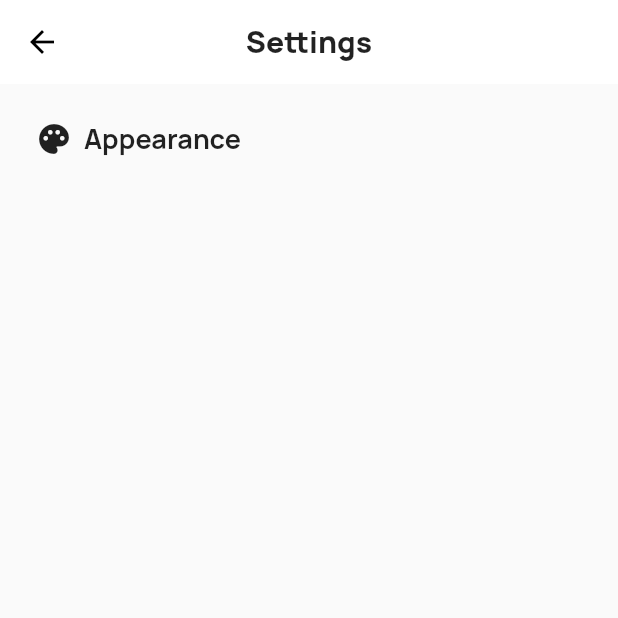
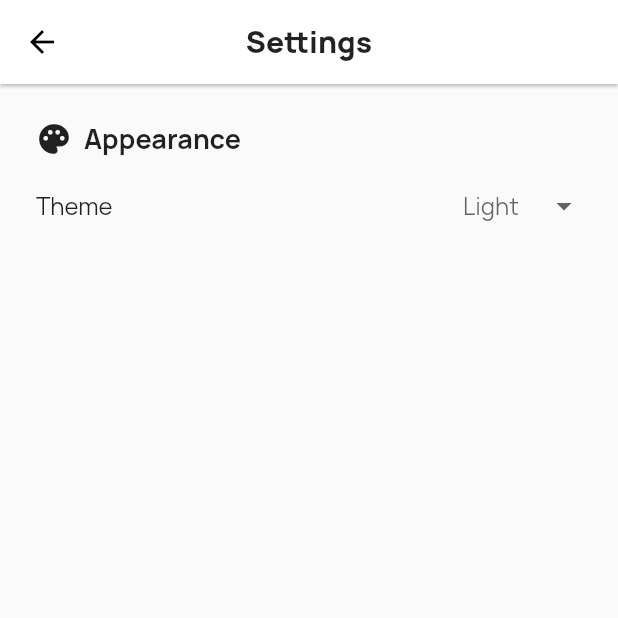
Before and after one commit to AutinMitra/2tp, a Flutter app: the screen it shows after launch, after a tap on the "settings" icon, on a phone screen of 412 x 824 dp, the top half of it. Run offline on Flutter 3.47's test engine with Material 2 defaults, Android fonts, the phone set to English and light mode, and no system bars; drawn by our look-alikes of oktoast; our stand-ins replace bloc, equatable, flutter_bloc, flutter_secure_storage, shared_preferences; missing offline and left inert: base32, qr_code_scanner.

```diff
--- a/lib/blocs/config/config_bloc.dart
+++ b/lib/blocs/config/config_bloc.dart
@@ -6,15 +6,30 @@ import 'config_event.dart';
 import 'config_state.dart';
 
 class ConfigBloc extends Bloc<ConfigEvent, ConfigState> {
-  int darkModeOn = 0;
 
   @override
   Stream<ConfigState> mapEventToState(ConfigEvent event) async* {
+    if(event is ChangeConfigEvent) {
+      yield* mapChangeConfigEventToState(event);
+    } else if(event is FetchConfigEvent) {
+      yield* mapFetchConfigEventToState(event);
+    }
+  }
+
+  Stream<ConfigState> mapChangeConfigEventToState(ChangeConfigEvent event) async* {
     try {
-      if(event is ChangeDarkMode) {
-        TwoTPUtils.prefs.setInt("darkModeOn", event.value);
-        yield ChangedConfigState(event.value);
-      }
+      TwoTPUtils.prefs.setInt(TwoTPUtils.darkModePrefs, event.value);
+      yield ChangedConfigState(event.value);
+    } catch(error, trace) {
+      print('$error $trace');
+      yield ErrorConfigState(error.message);
+    }
+  }
+
+  Stream<ConfigState> mapFetchConfigEventToState(FetchConfigEvent event) async* {
+    try {
+      int darkMode = TwoTPUtils.prefs.getInt(TwoTPUtils.darkModePrefs);
+      yield ChangedConfigState(darkMode);
     } catch(error, trace) {
       print('$error $trace');
       yield ErrorConfigState(error.message);
--- a/lib/blocs/config/config_event.dart
+++ b/lib/blocs/config/config_event.dart
@@ -3,12 +3,10 @@ import 'package:flutter/material.dart';
 @immutable
 abstract class ConfigEvent {}
 
-class ChangeDarkMode extends ConfigEvent {
-  static const int LIGHT_MODE = 0;
-  static const int DARK_MODE = 1;
-  static const int FOLLOW_SYSTEM = 2;
-
+class ChangeConfigEvent extends ConfigEvent {
   final int value;
 
-  ChangeDarkMode(this.value) : assert(value >= 0 && value <= 2);
+  ChangeConfigEvent(this.value) : assert(value >= 0 && value <= 2);
 }
+
+class FetchConfigEvent extends ConfigEvent { }
--- a/lib/blocs/config/config_state.dart
+++ b/lib/blocs/config/config_state.dart
@@ -13,12 +13,7 @@ abstract class ConfigState extends Equatable {
 }
 
 // Uninitialized Configuration
-class UnitConfigState extends ConfigState {
-  @override
-  String toString() {
-    return "UnitConfigState";
-  }
-}
+class UnitConfigState extends ConfigState { }
 
 // Initialized config
 class ChangedConfigState extends ConfigState {
@@ -32,9 +27,4 @@ class ErrorConfigState extends ConfigState {
   final String error;
 
   ErrorConfigState(this.error);
-
-  @override
-  String toString() {
-    return "ErrorConfigState";
-  }
 }
--- a/lib/main.dart
+++ b/lib/main.dart
@@ -3,6 +3,7 @@ import 'package:flutter_bloc/flutter_bloc.dart';
 import 'package:oktoast/oktoast.dart';
 import 'package:shared_preferences/shared_preferences.dart';
 import 'package:twotp/blocs/config/config_bloc.dart';
+import 'package:twotp/blocs/config/config_event.dart';
 import 'package:twotp/blocs/config/config_state.dart';
 import 'package:twotp/blocs/totp/totp_bloc.dart';
 import 'package:twotp/blocs/totp/totp_event.dart';
@@ -28,16 +29,15 @@ class TwoTP extends StatefulWidget {
 }
 
 class _TwoTPState extends State<TwoTP> {
-//  TOTPItem sample = new TOTPItem("FJWBASJDHEKDFKSA", Uuid().v4(),
-//      accountName: "alice@bigCompany.com", issuer: "BigCompany");
-
   @override
   Widget build(BuildContext context) {
     // ignore: close_sinks
     final TOTPBloc totpBloc = BlocProvider.of<TOTPBloc>(context);
+    final ConfigBloc configBloc = BlocProvider.of<ConfigBloc>(context);
     // Load all of the data from storage before going to home
     totpBloc.add(FetchItemsEvent());
-//    while (totpBloc.items == null) sleep(new Duration(milliseconds: 10));
+    configBloc.add(FetchConfigEvent());
+
 
     // Configure theme settings
     return BlocBuilder<ConfigBloc, ConfigState>(builder: (context, state) {
--- a/lib/screens/advanced_totp.dart
+++ b/lib/screens/advanced_totp.dart
@@ -126,7 +126,7 @@ class _AdvancedTOTPPageState extends State<AdvancedTOTPPage> {
     ));
     return Scaffold(
       appBar: AppBar(
-        elevation: 8.0,
+        elevation: 1.0,
         centerTitle: true,
         backgroundColor: Theme
             .of(context)
--- a/lib/screens/edit_item.dart
+++ b/lib/screens/edit_item.dart
@@ -138,7 +138,7 @@ class _EditItemPageState extends State<EditItemPage> {
 
     return new Scaffold(
       appBar: AppBar(
-        elevation: 8.0,
+        elevation: 1.0,
         centerTitle: true,
         backgroundColor: Theme.of(context).backgroundColor,
         title: Text("Edit Item", style: TextStyles.appBarTitle),
--- a/lib/screens/home.dart
+++ b/lib/screens/home.dart
@@ -106,7 +106,6 @@ class _TOTPListState extends State<_TOTPList> {
   Widget build(BuildContext context) {
     // ignore: close_sinks
     final TOTPBloc totpBloc = BlocProvider.of<TOTPBloc>(context);
-
     return BlocBuilder<TOTPBloc, TOTPState>(builder: (context, state) {
       if (state is UnitTOTPState) {
         totpBloc.add(FetchItemsEvent());
@@ -128,7 +127,9 @@ class _TOTPListState extends State<_TOTPList> {
                           Text("Nothing added", style: TextStyles.bodyInfoH1)),
                   Center(
                     child: Text("Click the + to add a token",
-                          style: TextStyles.bodyInfoH2)),
+                      style: TextStyles.bodyInfoH2
+                    )
+                  ),
                   SizedBox(height: spacer)
                 ],
               ),
@@ -144,7 +145,7 @@ class _TOTPListState extends State<_TOTPList> {
             for (var item in state.items)
               Padding(
                 padding: EdgeInsets.fromLTRB(24, 0, 24, 18),
-                child: Hero(tag: item.toString(), child: TwoTPCard(item)),
+                child: Hero(tag: item.toString(), child: TwoTPCard(item, color: Color(0xFFff9900))),
               )
           ],
         );
--- a/lib/screens/settings.dart
+++ b/lib/screens/settings.dart
@@ -1,5 +1,9 @@
 import 'package:flutter/material.dart';
 import 'package:flutter/services.dart';
+import 'package:flutter_bloc/flutter_bloc.dart';
+import 'package:twotp/blocs/config/config_bloc.dart';
+import 'package:twotp/blocs/config/config_event.dart';
+import 'package:twotp/blocs/config/config_state.dart';
 import 'package:twotp/components/scroll_behaviors.dart';
 import 'package:twotp/theme/text_styles.dart';
 
@@ -9,6 +13,7 @@ class SettingsPage extends StatefulWidget {
 }
 
 class _SettingsPageState extends State<SettingsPage> {
+
   @override
   Widget build(BuildContext context) {
     SystemChrome.setSystemUIOverlayStyle(SystemUiOverlayStyle(
@@ -25,24 +30,68 @@ class _SettingsPageState extends State<SettingsPage> {
         centerTitle: true,
         backgroundColor: Theme.of(context).backgroundColor,
         title: Text("Settings", style: TextStyles.appBarTitle),
+        elevation: 1.0,
       ),
       body: ScrollConfiguration(
         behavior: NoOverScrollBehavior(),
         child: ListView(
           padding: EdgeInsets.symmetric(horizontal: 24.0, vertical: 12.0),
-          children: <Widget>[
+          children: [
             SizedBox(height: 12),
-            Row(
-              children: <Widget>[
-                Icon(Icons.palette),
-                SizedBox(width: 8.0),
-                Text("Appearance", style: TextStyles.settingsHeader),
-              ],
-            )
-          ],
+            AppearancePanel()
+          ]
         ),
       ),
     );
   }
+}
 
+class AppearancePanel extends StatelessWidget {
+  @override
+  Widget build(BuildContext context) {
+    return BlocBuilder<ConfigBloc, ConfigState>(builder: (context, state) {
+      String mapThemeFromInt(int n) => n == 2 ? "System" : n == 1 ? "Dark" : "Light";
+      // ignore: close_sinks
+      final ConfigBloc configBloc = BlocProvider.of<ConfigBloc>(context);
+      int configTheme = (state is ChangedConfigState) ? state.value : 2;
+      return Column(
+        children: <Widget>[
+          Row(
+            children: <Widget>[
+              Icon(Icons.palette),
+              SizedBox(width: 8.0),
+              Text("Appearance", style: TextStyles.settingsHeader),
+            ],
+          ),
+          SizedBox(height: 8),
+          Row(
+            mainAxisAlignment: MainAxisAlignment.spaceBetween,
+            crossAxisAlignment: CrossAxisAlignment.center,
+            children: <Widget>[
+              Text("Theme", style: TextStyles.settingsItemHeader),
+              Container(
+                decoration: BoxDecoration(
+                  borderRadius: BorderRadius.circular(12),
+                ),
+                child: DropdownButtonHideUnderline(
+                  child: DropdownButton(
+                      hint: Text(mapThemeFromInt(configTheme)),
+                      onChanged: (val) {
+                        configBloc.add(ChangeConfigEvent(val));
+                      },
+                      items: [0, 1, 2].map((value) {
+                        return DropdownMenuItem(
+                          value: value,
+                          child: Text(mapThemeFromInt(value)),
+                        );
+                      }).toList()
+                  ),
+                ),
+              )
+            ],
+          )
+        ],
+      );
+    });
+  }
 }
--- a/lib/theme/text_styles.dart
+++ b/lib/theme/text_styles.dart
@@ -10,4 +10,5 @@ class TextStyles {
   static var toastText = TextStyle(fontSize: 14, fontWeight: FontWeight.w600);
   static var addItemButtonText = TextStyle(color: Palette.primary, fontWeight: FontWeight.w700);
   static var settingsHeader = TextStyle(fontSize: 18, fontWeight: FontWeight.w700);
+  static var settingsItemHeader = TextStyle(fontSize: 16);
 }
--- a/pubspec.yaml
+++ b/pubspec.yaml
@@ -28,7 +28,6 @@ dependencies:
   flutter_secure_storage: 3.3.1+1
   qr_code_scanner: 0.0.12
   oktoast: 2.3.1
-
   # The following adds the Cupertino Icons font to your application.
   # Use with the CupertinoIcons class for iOS style icons.
   cupertino_icons: ^0.1.2
```
Also changed, not shown: lib/theme/card_colors.dart (added, +13 -0 lines). Lines whose indentation alone changed are shown as unchanged.
